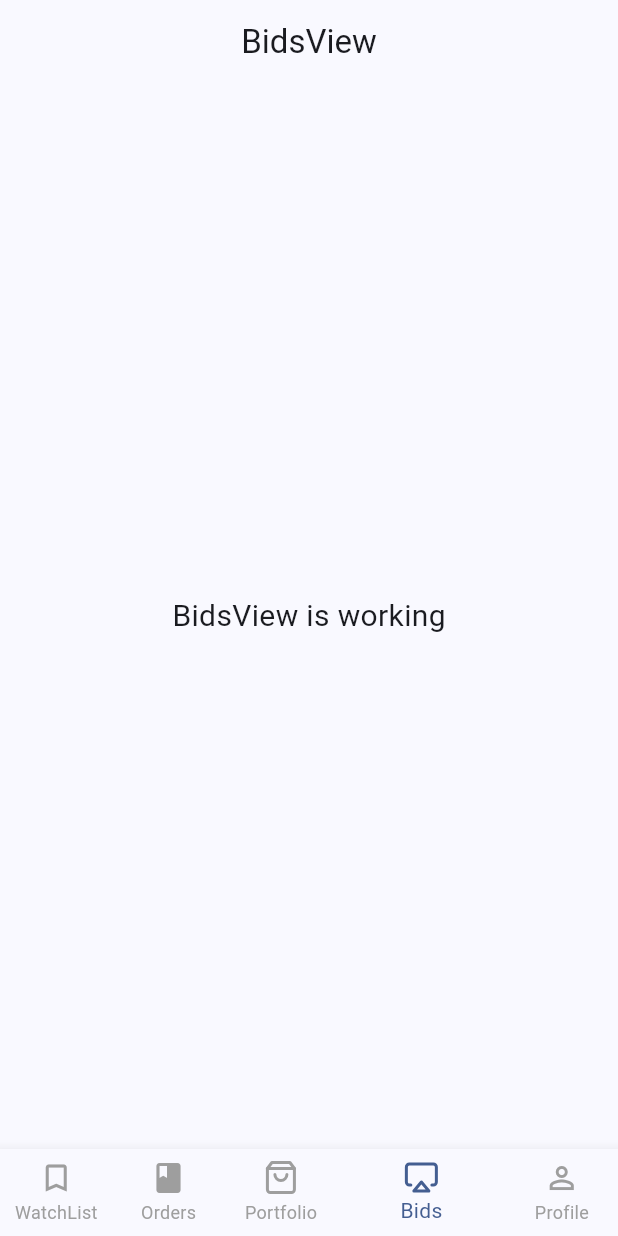
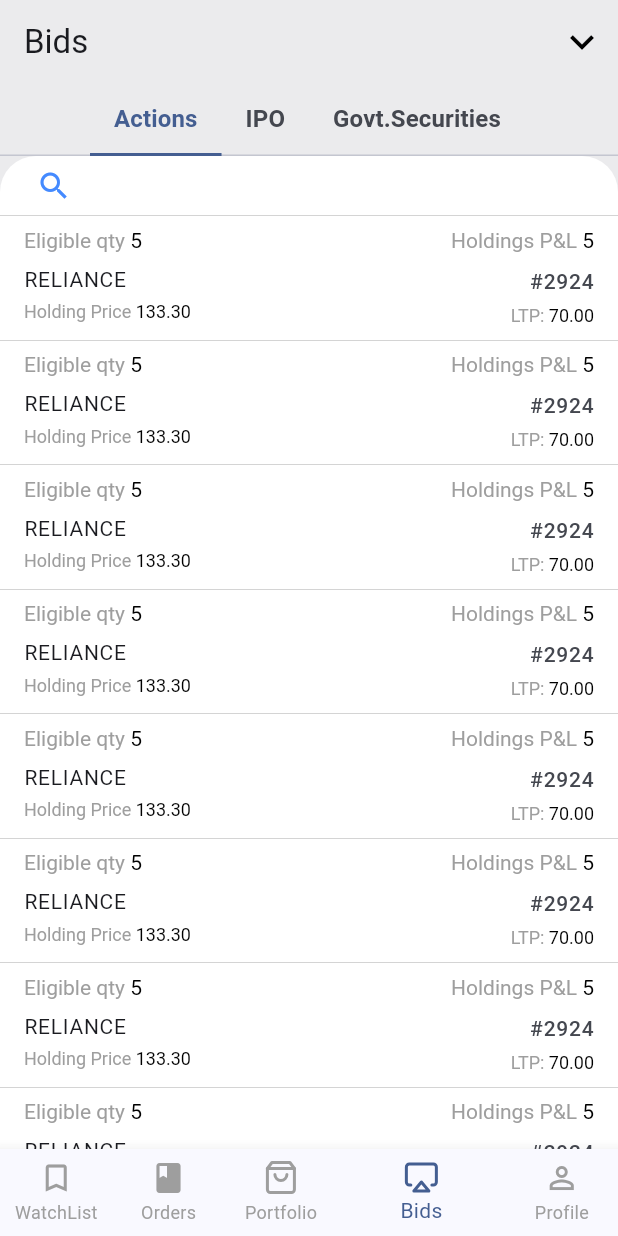
Before and after one commit to RS6765/zerodha-clone-flutter, a Flutter app: the screen it shows after launch, item 4 of the bottom bar chosen, on a phone screen of 412 x 824 dp. Run offline on Flutter 3.47's test engine with Material 3 defaults, Android fonts, the phone set to English and light mode, and no system bars; our stand-ins replace flutter_feather_icons, get.

Commit message:
design Bids View

```diff
--- a/lib/app/modules/home/controllers/home_controller.dart
+++ b/lib/app/modules/home/controllers/home_controller.dart
@@ -7,7 +7,7 @@ import 'package:treding/app/modules/home/views/portfolio_view.dart';
 import 'package:treding/app/modules/home/views/profile_view.dart';
 
 class HomeController extends GetxController
-    with GetSingleTickerProviderStateMixin {
+    with GetTickerProviderStateMixin {
   final List homeViews = [
     const WatchListView(),
     const OrdersView(),
@@ -33,10 +33,19 @@ class HomeController extends GetxController
     'Holdings',
     'Positions',
   ];
+
+  List<String> bidsTabs = <String>[
+    'Actions',
+    'IPO',
+    'Govt.Securities',
+  ];
   final index = 0.obs;
 
   //region WatchList
-  late TabController tabController;
+  late TabController watchListTabController;
+  late TabController ordersTabController;
+  late TabController portfolioTabController;
+  late TabController bidTabController;
   TextEditingController searchTEC = TextEditingController();
 
   //endregion
@@ -44,7 +53,10 @@ class HomeController extends GetxController
   @override
   void onInit() {
     super.onInit();
-    tabController = TabController(length: 5, vsync: this);
+    watchListTabController = TabController(length: 5, vsync: this);
+    ordersTabController = TabController(length: 5, vsync: this);
+    portfolioTabController = TabController(length: 2, vsync: this);
+    bidTabController = TabController(length: 3, vsync: this);
   }
 
 
--- /dev/null
+++ b/lib/app/modules/home/views/bids_action_view.dart
@@ -0,0 +1,46 @@
+import '../../../file_provider.dart';
+import '../widgets/bids_action_list_tile.dart';
+
+class BidActionsView extends StatelessWidget {
+  const BidActionsView({super.key});
+
+  @override
+  Widget build(BuildContext context) {
+    return Container(
+      decoration: const BoxDecoration(color: Colors.white, borderRadius: BorderRadius.vertical(top: Radius.circular(24))),
+      child: ListView.builder(
+        itemCount: 50,
+        primary: false,
+        shrinkWrap: true,
+        itemBuilder: (context, index) {
+          if (index == 0) {
+            return Column(
+              children: [
+                Row(
+                  mainAxisAlignment: MainAxisAlignment.start,
+                  children: [
+                    const SizedBox(
+                      width: 16,
+                    ),
+                    IconButton(
+                      icon: const Icon(Icons.search),
+                      onPressed: () {},
+                      visualDensity: const VisualDensity(horizontal: -4, vertical: -2),
+                    ),
+                  ],
+                ),
+                const Divider(
+                  height: 0,
+                  color: Colors.grey,
+                  thickness: 0.3,
+                )
+              ],
+            );
+          } else {
+            return const BidsActionListTile();
+          }
+        },
+      ),
+    );
+  }
+}
--- a/lib/app/modules/home/views/bids_view.dart
+++ b/lib/app/modules/home/views/bids_view.dart
@@ -1,22 +1,61 @@
+import 'dart:ui';
+
 import 'package:flutter/material.dart';
 
 import 'package:get/get.dart';
+import 'package:treding/app/modules/home/controllers/home_controller.dart';
 
-class BidsView extends GetView {
+import 'bids_action_view.dart';
+import 'ipo_listview.dart';
+
+
+class BidsView extends GetView<HomeController> {
   const BidsView({Key? key}) : super(key: key);
+
   @override
   Widget build(BuildContext context) {
-    return Scaffold(
-      appBar: AppBar(
-        title: const Text('BidsView'),
-        centerTitle: true,
-      ),
-      body: const Center(
-        child: Text(
-          'BidsView is working',
-          style: TextStyle(fontSize: 20),
-        ),
-      ),
-    );
+    return GetBuilder(
+        id: "BidsView",
+        init: HomeController(),
+        builder: (con) {
+          return Scaffold(
+            backgroundColor: const Color(0xFFebebed),
+            appBar: AppBar(
+              backgroundColor: const Color(0xFFebebed),
+              title: const Text('Bids'),
+              actions: [IconButton(onPressed: () {}, icon: const Icon(Icons.keyboard_arrow_down_outlined, size: 32, color: Colors.black))],
+              bottom: TabBar(
+                isScrollable: true,
+                padding: const EdgeInsets.symmetric(horizontal: 8.0),
+                labelPadding: const EdgeInsets.symmetric(horizontal: 16.0),
+                indicatorSize: TabBarIndicatorSize.tab,
+                // tabAlignment: TabAlignment.start,
+                labelStyle: const TextStyle(fontSize: 16, fontWeight: FontWeight.w600),
+                onTap: (value) {
+                  controller.update(["BidsView"]);
+                },
+                controller: controller.bidTabController,
+                tabs: controller.bidsTabs.map((e) => Tab(text: e)).toList(),
+              ),
+            ),
+            body: TabBarView(
+              controller: controller.bidTabController,
+              children: const [
+                BidActionsView(),
+                IpoView(),
+                SecuritiesView(),
+              ],
+            ),
+          );
+        });
   }
 }
+
+class SecuritiesView extends StatelessWidget {
+  const SecuritiesView();
+
+  @override
+  Widget build(BuildContext context) {
+    return Text("Securities");
+  }
+}
--- a/lib/app/modules/home/views/portfolio_view.dart
+++ b/lib/app/modules/home/views/portfolio_view.dart
@@ -21,14 +21,14 @@ class PortfolioView extends GetView<HomeController> {
                 onTap: (value) {
                   controller.update(["Portfolio"]);
                 },
-                controller: controller.tabController,
+                controller: controller.portfolioTabController,
                 padding: const EdgeInsets.symmetric(horizontal: 8.0),
                 labelPadding: const EdgeInsets.symmetric(horizontal: 16.0),
                 tabs: controller.portfolioTabs.map((e) => Tab(text: e)).toList(),
               ),
             ),
             body: TabBarView(
-              controller: controller.tabController,
+              controller: controller.portfolioTabController,
               children: const [
                 HoldingsView(),
                 PositionsView(),
--- /dev/null
+++ b/lib/app/modules/home/widgets/bids_action_list_tile.dart
@@ -0,0 +1,59 @@
+import '../../../file_provider.dart';
+
+class BidsActionListTile extends StatelessWidget {
+  const BidsActionListTile({super.key});
+
+  @override
+  Widget build(BuildContext context) {
+    return Column(
+      children: [
+        const SizedBox(height: 8),
+        Padding(
+          padding: const EdgeInsets.symmetric(horizontal: 16.0),
+          child: Row(
+            mainAxisAlignment: MainAxisAlignment.spaceBetween,
+            children: [
+              RichText(
+                text: const TextSpan(text: 'Eligible qty ', style: TextStyle(color: Colors.grey, fontSize: 14), children: <TextSpan>[
+                  TextSpan(text: '5', style: TextStyle(color: Colors.black, fontSize: 14)),
+                ]),
+              ),
+              RichText(
+                text: const TextSpan(text: 'Holdings P&L ', style: TextStyle(color: Colors.grey, fontSize: 14), children: <TextSpan>[
+                  TextSpan(text: '5', style: TextStyle(color: Colors.black, fontSize: 14)),
+                ]),
+              ),
+            ],
+          ),
+        ),
+        ListTile(
+          key: UniqueKey(),
+          title: const Text("RELIANCE", style: TextStyle(fontSize: 14)),
+          subtitle: Padding(
+            padding: const EdgeInsets.symmetric(vertical: 4.0),
+            child: RichText(
+              text: const TextSpan(text: 'Holding Price ', style: TextStyle(color: Colors.grey, fontSize: 12), children: <TextSpan>[
+                TextSpan(text: '133.30', style: TextStyle(color: Colors.black, fontSize: 12)),
+              ]),
+            ),
+          ),
+          trailing: Column(
+            crossAxisAlignment: CrossAxisAlignment.end,
+            children: [
+              const Text("#2924", style: TextStyle(fontSize: 14)),
+              const SizedBox(height: 6,),
+              RichText(
+                  text: const TextSpan(text: 'LTP: ', style: TextStyle(color: Colors.grey, fontSize: 12), children: <TextSpan>[
+                    TextSpan(text: '70.00', style: TextStyle(color: Colors.black, fontSize: 12)),
+                  ]))
+              // Text("+20.25(+0.73%)", style: TextStyle(fontSize: 14)),
+            ],
+          ),
+          contentPadding: const EdgeInsets.symmetric(horizontal: 16),
+          visualDensity: const VisualDensity(vertical: -4, horizontal: -4),
+        ),
+        const Divider(height: 0, color: Colors.grey, thickness: 0.3)
+      ],
+    );
+  }
+}
```
Also changed, not shown: lib/app/modules/home/views/ipo_listview.dart (added, +94 -0 lines), lib/app/modules/home/views/orders_view.dart (+6 -6 lines), lib/app/modules/home/views/watchList_view.dart (+9 -9 lines), lib/app/modules/home/widgets/Ipo_list_tile.dart (added, +53 -0 lines).
